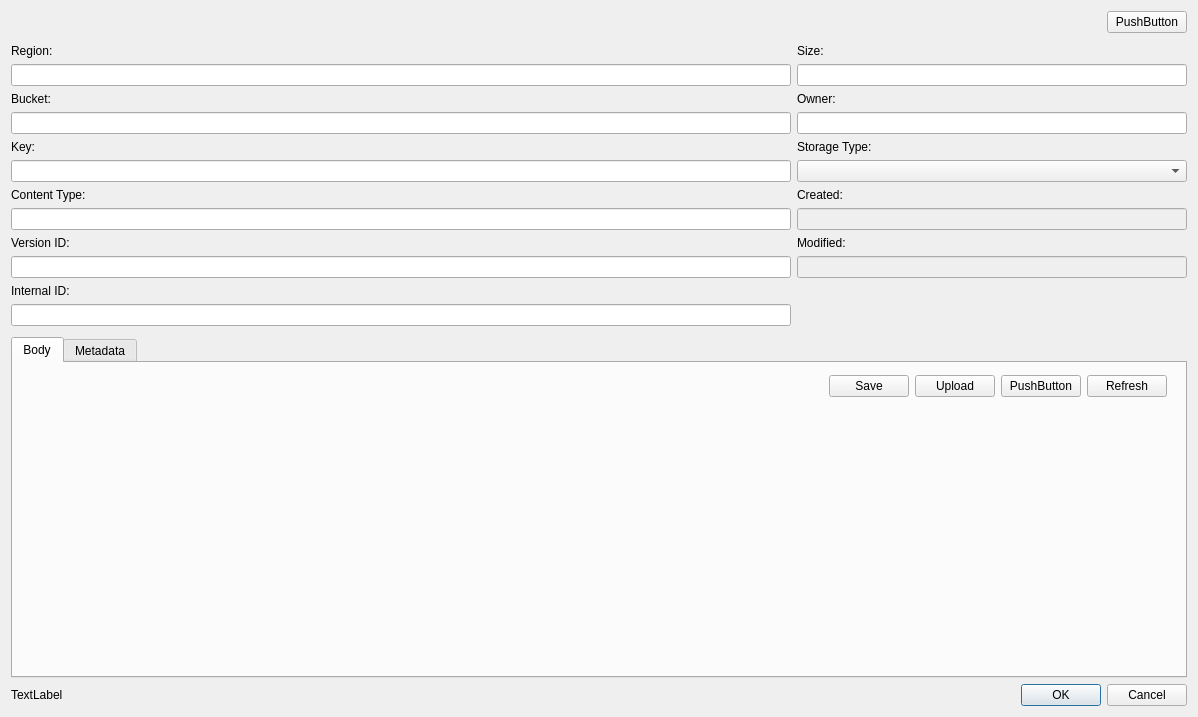
Qt form src/modules/s3/S3ObjectEditDialog.ui (jensvogt/awsmock-qt-ui) before a commit.
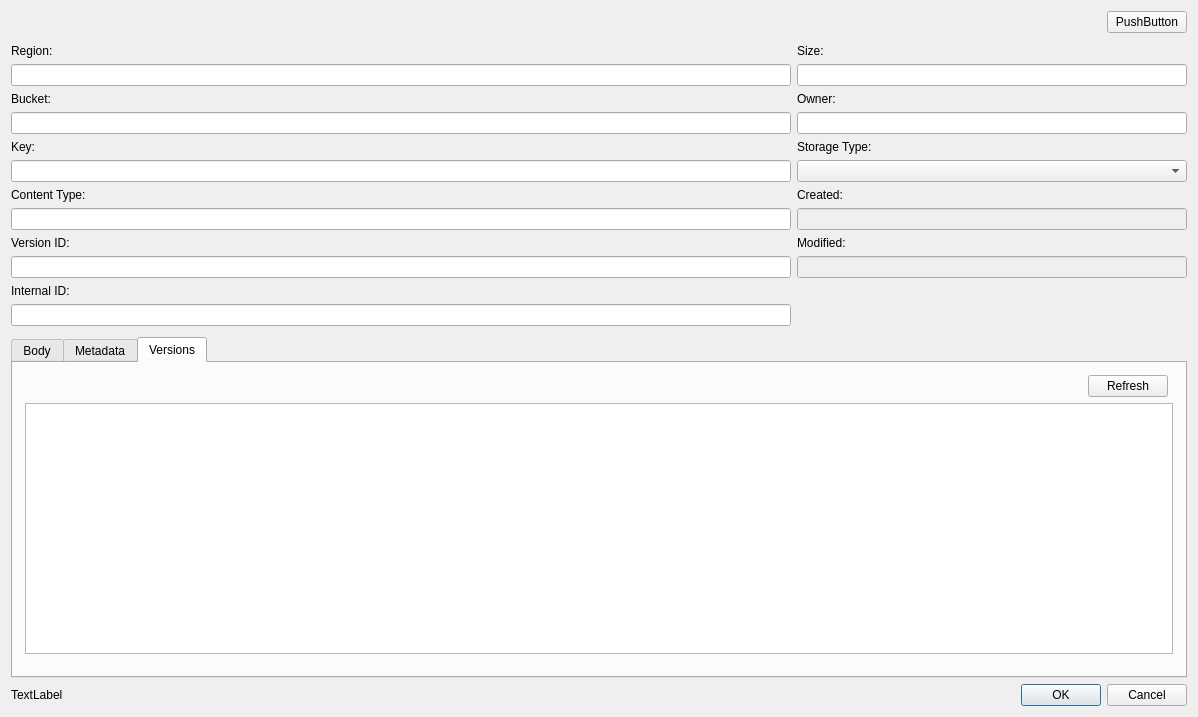
The same form after that commit. The open tabs and pages were chosen to show the change.

The edit to the form file:
```diff
--- a/src/modules/s3/S3ObjectEditDialog.ui
+++ b/src/modules/s3/S3ObjectEditDialog.ui
@@ -354,6 +354,59 @@
        </item>
       </layout>
      </widget>
+     <widget class="QWidget" name="versionsTab">
+      <attribute name="title">
+       <string>Versions</string>
+      </attribute>
+      <layout class="QVBoxLayout" name="verticalLayout_6">
+       <item>
+        <layout class="QVBoxLayout" name="verticalLayout_7">
+         <property name="leftMargin">
+          <number>3</number>
+         </property>
+         <property name="topMargin">
+          <number>3</number>
+         </property>
+         <property name="rightMargin">
+          <number>3</number>
+         </property>
+         <property name="bottomMargin">
+          <number>13</number>
+         </property>
+         <item>
+          <layout class="QHBoxLayout" name="horizontalLayout_5">
+           <property name="rightMargin">
+            <number>5</number>
+           </property>
+           <item>
+            <spacer name="horizontalSpacer_4">
+             <property name="orientation">
+              <enum>Qt::Orientation::Horizontal</enum>
+             </property>
+             <property name="sizeHint" stdset="0">
+              <size>
+               <width>40</width>
+               <height>20</height>
+              </size>
+             </property>
+            </spacer>
+           </item>
+           <item>
+            <widget class="QPushButton" name="versionsRefreshButton">
+             <property name="text">
+              <string>Refresh</string>
+             </property>
+            </widget>
+           </item>
+          </layout>
+         </item>
+         <item>
+          <widget class="QTableWidget" name="versionsTable"/>
+         </item>
+        </layout>
+       </item>
+      </layout>
+     </widget>
     </widget>
    </item>
    <item>
```
